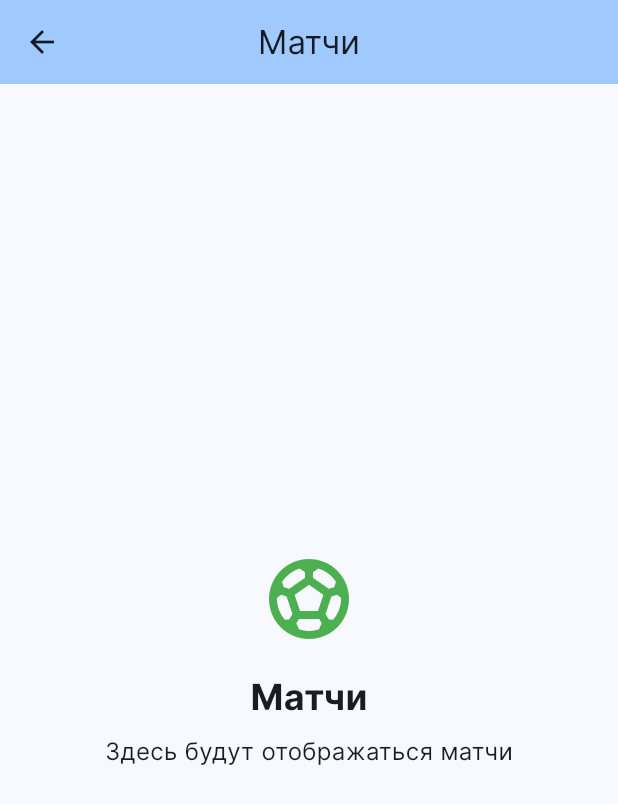
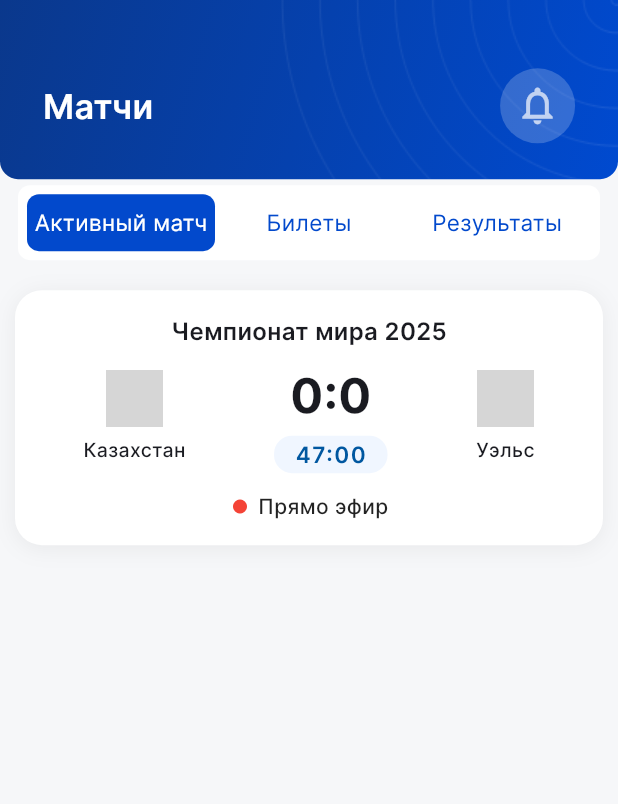
Before and after one commit to IDLKZ/jankuier_mobile, a Flutter app: the MatchesPage screen opened directly, on a phone screen of 412 x 824 dp. Shown: the top 804 px of the screen. Run offline on Flutter 3.47's test engine with Material 3 defaults, Android fonts, the phone set to English and light mode, and no system bars; our stand-ins replace dartz, dio, equatable, flutter_bloc, flutter_screenutil, freezed_annotation and 6 more; network calls fail; grey boxes are pictures that could not be loaded.

Commit message:
commit fixed

```diff
--- /dev/null
+++ b/lib/core/constants/app_colors.dart
@@ -0,0 +1,59 @@
+import 'package:flutter/material.dart';
+
+class AppColors {
+  // Primary Colors
+  static const Color primary = Color(0xFF0249CC);
+  static const Color primaryLight = Color(0xFF4A7EDF);
+  static const Color primaryDark = Color(0xFF003199);
+
+  // Secondary Colors
+  static const Color secondary = Color(0xFF03DAC6);
+  static const Color secondaryLight = Color(0xFF66FFF9);
+  static const Color secondaryDark = Color(0xFF00A896);
+
+  // Neutral Colors
+  static const Color white = Color(0xFFFFFFFF);
+  static const Color black = Color(0xFF000000);
+  static const Color grey50 = Color(0xFFFAFAFA);
+  static const Color grey100 = Color(0xFFF5F5F5);
+  static const Color grey200 = Color(0xFFEEEEEE);
+  static const Color grey300 = Color(0xFFE0E0E0);
+  static const Color grey400 = Color(0xFFBDBDBD);
+  static const Color grey500 = Color(0xFF9E9E9E);
+  static const Color grey600 = Color(0xFF757575);
+  static const Color grey700 = Color(0xFF616161);
+  static const Color grey800 = Color(0xFF424242);
+  static const Color grey900 = Color(0xFF212121);
+
+  // Background Colors
+  static const Color background = Color(0xFFF6F7F9);
+  static const Color surface = Color(0xFFFFFFFF);
+  static const Color surfaceDark = Color(0xFF121212);
+
+  // Status Colors
+  static const Color success = Color(0xFF4CAF50);
+  static const Color warning = Color(0xFFFFC107);
+  static const Color error = Color(0xFFF44336);
+  static const Color info = Color(0xFF2196F3);
+
+  // Text Colors
+  static const Color textPrimary = Color(0xFF212121);
+  static const Color textSecondary = Color(0xFF757575);
+  static const Color textDisabled = Color(0xFFBDBDBD);
+  static const Color textOnPrimary = Color(0xFFFFFFFF);
+
+  // Border Colors
+  static const Color border = Color(0xFFE0E0E0);
+  static const Color borderLight = Color(0xFFF5F5F5);
+  static const Color borderDark = Color(0xFFBDBDBD);
+
+  // Shadow Colors
+  static const Color shadow = Color(0x1A000000);
+  static const Color shadowLight = Color(0x0D000000);
+  static const Color shadowDark = Color(0x33000000);
+
+  // Navigation Colors
+  static const Color navBarBackground = Color(0xFFF6F7F9);
+  static const Color navBarActive = Color(0xFF000000);
+  static const Color navBarInactive = Color(0xFF9E9E9E);
+}
--- a/lib/features/matches/presentation/pages/matches_page.dart
+++ b/lib/features/matches/presentation/pages/matches_page.dart
@@ -1,40 +1,71 @@
 import 'package:flutter/material.dart';
 
-class MatchesPage extends StatelessWidget {
+import '../../../../shared/widgets/common_app_bars/pages_common_app_bar.dart';
+import '../widgets/matches_card.dart';
+import '../widgets/matches_top_tab.dart';
+import '../widgets/ticker_card.dart';
+
+class MatchesPage extends StatefulWidget {
   const MatchesPage({super.key});
+
+  @override
+  State<MatchesPage> createState() => _MatchesPageState();
+}
+
+class _MatchesPageState extends State<MatchesPage> {
+  int tabIndex = 0;
+
+  final List<String> tabs = ["Активный матч", "Билеты", "Результаты"];
 
   @override
   Widget build(BuildContext context) {
     return Scaffold(
-      appBar: AppBar(
-        title: const Text('Матчи'),
-        backgroundColor: Theme.of(context).colorScheme.inversePrimary,
+      appBar: PagesCommonAppBar(
+        title: "Матчи",
+        actionIcon: Icons.notifications_none,
+        onActionTap: () {},
       ),
-      body: const Center(
-        child: Column(
-          mainAxisAlignment: MainAxisAlignment.center,
+      backgroundColor: const Color(0xFFF6F7F9),
+      body: Column(
         children: [
-            Icon(
-              Icons.sports_soccer,
-              size: 64,
-              color: Colors.green,
+          TopTabBar(
+            selectedIndex: tabIndex,
+            tabs: tabs,
+            onTabSelected: (i) => setState(() => tabIndex = i),
           ),
-            SizedBox(height: 16),
-            Text(
-              'Матчи',
+          const SizedBox(height: 16),
+          if (tabIndex == 0) const ActiveMatchCard(),
+          if (tabIndex == 1) Expanded(
+            child: ListView(
+              children: const [
+                Padding(
+                  padding: EdgeInsets.symmetric(horizontal: 16),
+                  child: Text(
+                    'Ваши билеты',
                     style: TextStyle(
-                fontSize: 24,
+                      fontSize: 18,
                       fontWeight: FontWeight.bold,
                     ),
                   ),
-            SizedBox(height: 8),
-            Text(
-              'Здесь будут отображаться матчи',
-              style: TextStyle(fontSize: 16),
-              textAlign: TextAlign.center,
                 ),
+                TicketCard(),
+                Padding(
+                  padding: EdgeInsets.symmetric(horizontal: 16),
+                  child: Text(
+                    'Доступные билеты',
+                    style: TextStyle(
+                      fontSize: 18,
+                      fontWeight: FontWeight.bold,
+                    ),
+                  ),
+                ),
+                TicketCard(),
+                // можно ещё TicketCard() для других матчей
               ],
             ),
+          ),
+          // Здесь добавляй контент для других вкладок
+        ],
       ),
     );
   }
--- /dev/null
+++ b/lib/features/matches/presentation/widgets/matches_card.dart
@@ -0,0 +1,132 @@
+import 'package:flutter/material.dart';
+
+class ActiveMatchCard extends StatelessWidget {
+  const ActiveMatchCard({super.key});
+
+  @override
+  Widget build(BuildContext context) {
+    return Container(
+      margin: const EdgeInsets.symmetric(horizontal: 10),
+      padding: const EdgeInsets.all(16),
+      decoration: BoxDecoration(
+        color: Colors.white,
+        borderRadius: BorderRadius.circular(18),
+        boxShadow: [
+          BoxShadow(
+            color: Colors.black.withOpacity(0.06),
+            blurRadius: 12,
+            offset: const Offset(0, 2),
+          ),
+        ],
+      ),
+      child: Column(
+        mainAxisSize: MainAxisSize.min,
+        children: [
+          const Text(
+            'Чемпионат мира 2025',
+            style: TextStyle(
+              fontSize: 16,
+              fontWeight: FontWeight.w600,
+            ),
+          ),
+          const SizedBox(height: 8),
+          Row(
+            mainAxisAlignment: MainAxisAlignment.spaceAround,
+            children: [
+              // Казахстан
+              Column(
+                children: [
+                  SizedBox(
+                    height: 38,
+                    width: 38,
+                    child: Image.network(
+                      'https://kff.kz/uploads/images/2018/07/09/5b43518120706_avatar.png',
+                      fit: BoxFit.contain,
+                    ),
+                  ),
+                  const SizedBox(height: 6),
+                  const Text(
+                    'Казахстан',
+                    style: TextStyle(
+                      fontSize: 13,
+                      fontWeight: FontWeight.w500,
+                    ),
+                  ),
+                ],
+              ),
+              // Счет
+              Column(
+                children: [
+                  const Text(
+                    '0:0',
+                    style: TextStyle(
+                      fontSize: 32,
+                      fontWeight: FontWeight.bold,
+                    ),
+                  ),
+                  const SizedBox(height: 4),
+                  Container(
+                    padding: const EdgeInsets.symmetric(
+                      vertical: 2,
+                      horizontal: 14,
+                    ),
+                    decoration: BoxDecoration(
+                      color: Color(0xFFF0F6FF),
+                      borderRadius: BorderRadius.circular(12),
+                    ),
+                    child: const Text(
+                      '47:00',
+                      style: TextStyle(
+                        color: Color(0xFF0057A0),
+                        fontSize: 15,
+                        fontWeight: FontWeight.w600,
+                        letterSpacing: 1,
+                      ),
+                    ),
+                  ),
+                ],
+              ),
+              // Уэльс
+              Column(
+                children: [
+                  SizedBox(
+                    height: 38,
+                    width: 38,
+                    child: Image.network(
+                      'https://upload.wikimedia.org/wikipedia/commons/thumb/d/dc/Flag_of_Wales.svg/800px-Flag_of_Wales.svg.png',
+                      fit: BoxFit.contain,
+                    ),
+                  ),
+                  const SizedBox(height: 6),
+                  const Text(
+                    'Уэльс',
+                    style: TextStyle(
+                      fontSize: 13,
+                      fontWeight: FontWeight.w500,
+                    ),
+                  ),
+                ],
+              ),
+            ],
+          ),
+          const SizedBox(height: 12),
+          Row(
+            mainAxisAlignment: MainAxisAlignment.center,
+            children: const [
+              Icon(Icons.fiber_manual_record, color: Colors.red, size: 14),
+              SizedBox(width: 5),
+              Text(
+                'Прямо эфир',
+                style: TextStyle(
+                  fontSize: 14,
+                  fontWeight: FontWeight.w500,
+                  color: Colors.black87,
+                ),
+              )
+            ],
+          ),
+        ],
+      ),
+    );
+  }
+}
--- /dev/null
+++ b/lib/features/matches/presentation/widgets/matches_top_tab.dart
@@ -0,0 +1,54 @@
+import 'package:flutter/material.dart';
+import 'package:jankuier_mobile/core/constants/app_colors.dart';
+
+class TopTabBar extends StatelessWidget {
+  final int selectedIndex;
+  final List<String> tabs;
+  final ValueChanged<int> onTabSelected;
+
+  const TopTabBar({
+    Key? key,
+    required this.selectedIndex,
+    required this.tabs,
+    required this.onTabSelected,
+  }) : super(key: key);
+
+  @override
+  Widget build(BuildContext context) {
+    return Container(
+      height: 50,
+      margin: const EdgeInsets.symmetric(horizontal: 12, vertical: 4),
+      padding: const EdgeInsets.all(6.0),
+      decoration: BoxDecoration(
+        color: const Color(0xFFFFFFFF),
+        borderRadius: BorderRadius.circular(8),
+      ),
+      child: Row(
+        children: List.generate(tabs.length, (i) {
+          final isActive = i == selectedIndex;
+          return Expanded(
+            child: GestureDetector(
+              onTap: () => onTabSelected(i),
+              child: Container(
+                height: double.infinity,
+                alignment: Alignment.center,
+                decoration: BoxDecoration(
+                  color: isActive ? AppColors.primary : Colors.transparent,
+                  borderRadius: BorderRadius.circular(8),
+                ),
+                child: Text(
+                  tabs[i],
+                  style: TextStyle(
+                    fontSize: 15,
+                    fontWeight: FontWeight.w400,
+                    color: isActive ? Colors.white : AppColors.primary,
+                  ),
+                ),
+              ),
+            ),
+          );
+        }),
+      ),
+    );
+  }
+}
```
Also changed, not shown: lib/features/matches/presentation/widgets/ticker_card.dart (added, +161 -0 lines), lib/shared/theme/app_theme.dart (+13 -15 lines), lib/shared/widgets/main_navigation.dart (+5 -5 lines), 1 other file. Lines whose indentation alone changed are shown as unchanged.
